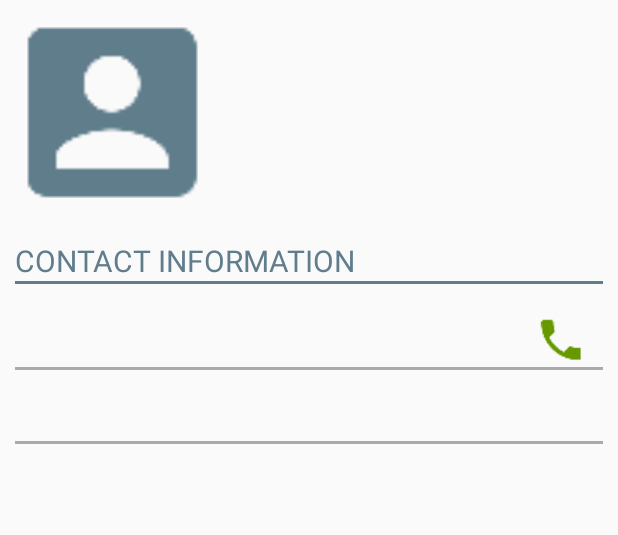
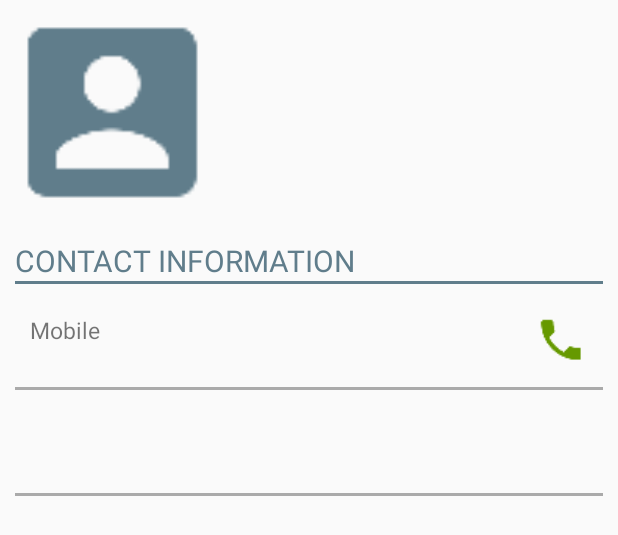
Before and after one commit to kareemws/Permanent-Storage-API-Request-and-Contact-list-Sample-App, an Android app: the layout activity_contact_details.xml on its own in the app's theme, with its tools: preview values and no code run, on a phone screen of 412 x 824 dp. Shown: the top 535 px of the screen. Run offline under Robolectric (Android 15) with nearby library versions, the phone set to English and light mode, and no system bars.

Commit message:
semi final

```diff
--- a/app/build.gradle
+++ b/app/build.gradle
@@ -25,6 +25,7 @@ dependencies {
         exclude group: 'com.android.support', module: 'support-annotations'
     })
     compile 'com.android.support:appcompat-v7:25.3.1'
+    compile 'com.android.support:support-v13:25.3.1'
     compile 'com.android.support.constraint:constraint-layout:1.0.2'
     compile 'com.android.support:design:25.3.1'
     compile 'com.android.support:support-v4:25.3.1'
--- a/app/src/main/java/com/kareemwaleed/arxicttask/activities/ContactDetails.java
+++ b/app/src/main/java/com/kareemwaleed/arxicttask/activities/ContactDetailsActivity.java
@@ -17,7 +17,7 @@ import android.widget.TextView;
 import com.kareemwaleed.arxicttask.R;
 import com.kareemwaleed.arxicttask.models.ContactsListItem;
 
-public class ContactDetails extends AppCompatActivity {
+public class ContactDetailsActivity extends AppCompatActivity {
     private RelativeLayout phoneNumberLayout;
     private RelativeLayout emailLayout;
     private TextView contactName;
@@ -48,9 +48,9 @@ public class ContactDetails extends AppCompatActivity {
                 public void onClick(View v) {
                     Intent intent = new Intent(Intent.ACTION_CALL);
                     intent.setData(Uri.parse("tel:" + contactDetails.getNumbers().get(0)));
-                    if (ContextCompat.checkSelfPermission(ContactDetails.this, Manifest.permission.CALL_PHONE)
+                    if (ContextCompat.checkSelfPermission(ContactDetailsActivity.this, Manifest.permission.CALL_PHONE)
                             != PackageManager.PERMISSION_GRANTED) {
-                        ActivityCompat.requestPermissions(ContactDetails.this, new String[]{Manifest.permission.CALL_PHONE}
+                        ActivityCompat.requestPermissions(ContactDetailsActivity.this, new String[]{Manifest.permission.CALL_PHONE}
                                 , PHONE_CALL_PERMISSION_REQUEST);
                     } else
                         startActivity(intent);
--- a/app/src/main/java/com/kareemwaleed/arxicttask/activities/CreateAccountActivity.java
+++ b/app/src/main/java/com/kareemwaleed/arxicttask/activities/CreateAccountActivity.java
@@ -1,5 +1,6 @@
 package com.kareemwaleed.arxicttask.activities;
 
+import android.app.Activity;
 import android.content.Context;
 import android.content.Intent;
 import android.content.SharedPreferences;
@@ -77,6 +78,7 @@ public class CreateAccountActivity extends AppCompatActivity {
                         user.edit().putBoolean("login_status", true).apply();
                         Intent intent = new Intent(CreateAccountActivity.this, TabsActivity.class);
                         startActivity(intent);
+                        setResult(Activity.RESULT_OK);
                         finish();
 
                     }else
--- a/app/src/main/res/layout/activity_contact_details.xml
+++ b/app/src/main/res/layout/activity_contact_details.xml
@@ -7,7 +7,7 @@
     <RelativeLayout
         android:layout_width="match_parent"
         android:layout_height="match_parent"
-        tools:context="com.kareemwaleed.arxicttask.activities.ContactDetails">
+        tools:context="com.kareemwaleed.arxicttask.activities.ContactDetailsActivity">
 
         <RelativeLayout
             android:id="@+id/header_layout"
@@ -15,6 +15,7 @@
             android:layout_height="wrap_content">
 
             <ImageView
+                android:id="@+id/contact_image"
                 android:layout_width="150dp"
                 android:layout_height="150dp"
                 android:layout_alignParentStart="true"
@@ -26,9 +27,9 @@
                 android:id="@+id/contact_name"
                 android:layout_width="wrap_content"
                 android:layout_height="wrap_content"
-                android:layout_alignParentEnd="true"
+                android:layout_toEndOf="@id/contact_image"
+
                 android:layout_centerVertical="true"
-                android:paddingEnd="20dp"
                 android:textColor="@color/colorPrimary"
                 android:textSize="25sp" />
         </RelativeLayout>
@@ -38,9 +39,9 @@
             android:layout_width="match_parent"
             android:layout_height="wrap_content"
             android:layout_below="@id/header_layout"
-            android:layout_marginTop="10dp"
+            android:layout_marginEnd="10dp"
             android:layout_marginStart="10dp"
-            android:layout_marginEnd="10dp">
+            android:layout_marginTop="10dp">
 
             <TextView
                 android:id="@+id/contact_information_text_view"
@@ -69,28 +70,38 @@
             android:layout_marginTop="20dp">
 
             <TextView
+                android:id="@+id/mobile"
+                android:layout_width="wrap_content"
+                android:layout_height="wrap_content"
+                android:layout_alignParentStart="true"
+                android:layout_marginStart="10dp"
+                android:text="Mobile"
+                android:textSize="15sp" />
+
+            <TextView
                 android:id="@+id/phone_number"
                 android:layout_width="wrap_content"
                 android:layout_height="wrap_content"
                 android:layout_alignParentStart="true"
-                android:textSize="20sp"
-                android:layout_marginStart="10dp"/>
+                android:layout_below="@id/mobile"
+                android:layout_marginStart="10dp"
+                android:textSize="20sp" />
 
             <ImageButton
                 android:id="@+id/call_button"
                 android:layout_width="35dp"
                 android:layout_height="35dp"
                 android:layout_alignParentEnd="true"
+                android:layout_marginEnd="10dp"
                 android:background="@android:color/transparent"
                 android:scaleType="fitCenter"
                 android:src="@mipmap/ic_phone_white_24dp"
-                android:tint="@android:color/holo_green_dark"
-                android:layout_marginEnd="10dp"/>
+                android:tint="@android:color/holo_green_dark" />
 
             <View
                 android:layout_width="match_parent"
                 android:layout_height="2dp"
-                android:layout_below="@id/call_button"
+                android:layout_below="@id/phone_number"
                 android:background="@android:color/darker_gray" />
 
         </RelativeLayout>
@@ -105,12 +116,21 @@
             android:layout_marginTop="20dp">
 
             <TextView
+                android:id="@+id/email_text"
+                android:layout_width="wrap_content"
+                android:layout_height="wrap_content"
+                android:layout_alignParentStart="true"
+                android:layout_marginStart="10dp"
+                android:textSize="15sp" />
+
+            <TextView
                 android:id="@+id/email"
                 android:layout_width="wrap_content"
                 android:layout_height="wrap_content"
                 android:layout_alignParentStart="true"
-                android:textSize="20sp"
-                android:layout_marginStart="10dp" />
+                android:layout_below="@id/email_text"
+                android:layout_marginStart="10dp"
+                android:textSize="20sp" />
 
             <View
                 android:layout_width="match_parent"
```
Also changed, not shown: app/src/main/AndroidManifest.xml (+7 -2 lines), app/src/main/java/com/kareemwaleed/arxicttask/activities/LoginActivity.java (+8 -1 lines), app/src/main/java/com/kareemwaleed/arxicttask/activities/TabsActivity.java (+47 -8 lines), app/src/main/java/com/kareemwaleed/arxicttask/fragments/ContactsListFragment.java (+5 -25 lines).
